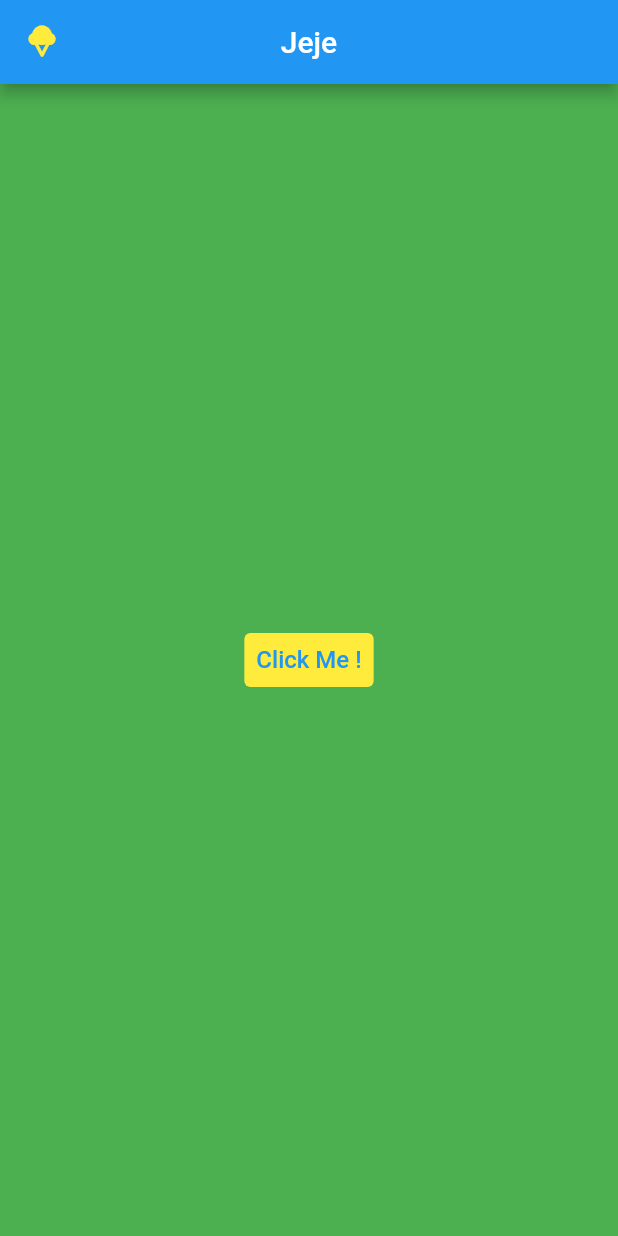
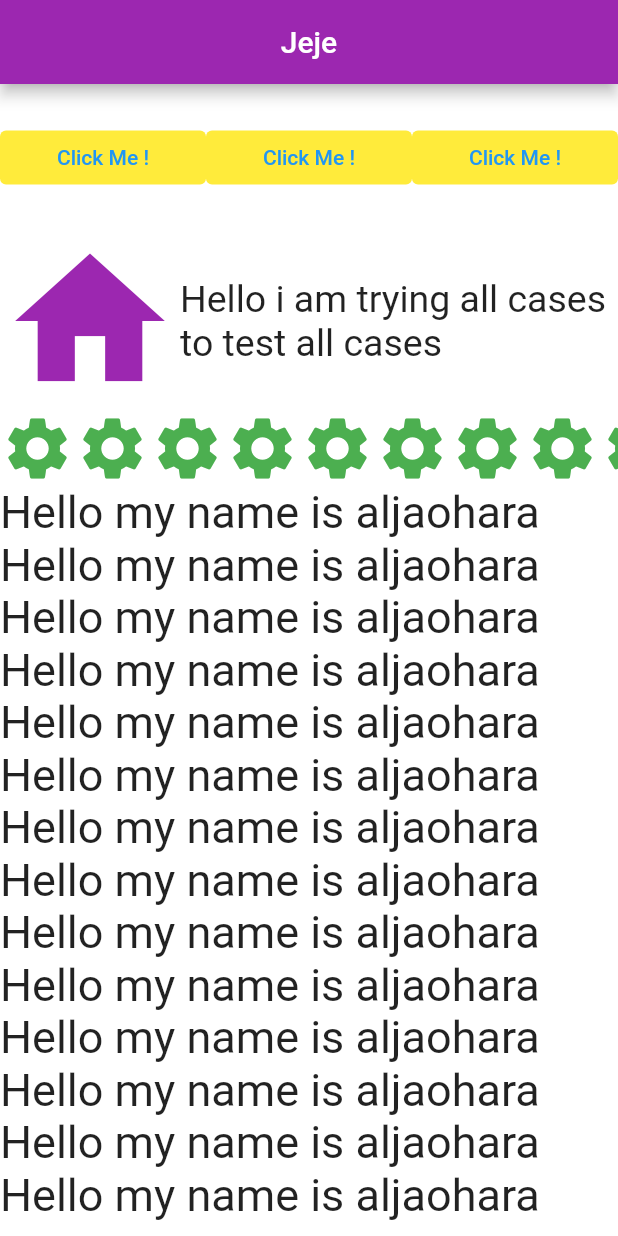
Before and after one commit to aljaohara/flutter_tasks, a Flutter app: the screen it shows after launch, on a phone screen of 412 x 824 dp. Run offline on Flutter 3.47's test engine with Material 2 defaults, Android fonts, the phone set to English and light mode, and no system bars.

Commit message:
my first project

```diff
--- a/lib/main.dart
+++ b/lib/main.dart
@@ -1,4 +1,4 @@
-import 'dart:html';
+
 
 import 'package:flutter/material.dart';
 
@@ -15,36 +15,125 @@ class MyApp extends StatelessWidget {
     return MaterialApp(
         title: 'Flutter Demo',
         home: Scaffold(
-          backgroundColor: Colors.green,
+          backgroundColor: Colors.white,
           appBar: AppBar(
-            title: Text('Jeje')
+            title: const Text('Jeje'),
+            backgroundColor: Colors.purple
             , centerTitle: true,
-            leading: Icon(Icons.icecream_rounded, color: Colors.yellow),
           ),
 
-          body: Center(
-            child: TextButton(
-              onPressed: () {
-                print("This is my first project");
+           body: Column(
+             children: [
+                   Padding( padding: const EdgeInsets.symmetric(
+                     vertical: 25.0,
+                   ),
+              child: Row(
+                     children: [
+                       Expanded(
+              child: TextButton
+                         (onPressed:  (){
+                         print('im clicked');
                        },
-              style: ButtonStyle(
-                backgroundColor:
-                MaterialStateProperty.all(Colors.yellow),
+                         style: ButtonStyle (backgroundColor: MaterialStateProperty.all(Colors.yellow) ),
+                         child: const  Text('Click Me !'),
                        ),
-              child: const Text(
-                'Click Me !',
-
-                style: TextStyle(
-                  color: Colors.blue,
-                  fontSize: 16,
                        ),
+                       Expanded(child: TextButton
+                         (onPressed:  (){
+                         print('im clicked');
+                       },
+                         style: ButtonStyle (backgroundColor: MaterialStateProperty.all(Colors.yellow) ),
+                         child: const  Text('Click Me !'),
+                       ),
+                       ),
+                       Expanded(
+                         child: TextButton
+                           (onPressed:  (){
+                           print('im clicked');
+                         },
+                           style: ButtonStyle (backgroundColor: MaterialStateProperty.all(Colors.yellow) ),
+                           child: const  Text('Click Me !'),
+                         ),
+                       )
+                     ],
                ),
 
                    ),
-
+                 const Row(children: [
+                     Icon(Icons.home, size: 120, color: Colors.purple,),
+                     Expanded(child:
+                     Text('Hello i am trying all cases to test all cases',
+                       style:
+                       TextStyle(fontSize: 25 ),
+                     ),
+                     ),
+               ],
                ),
 
-        )
+                     const SingleChildScrollView(
+                       scrollDirection: Axis.horizontal,
+                       child:  Row(children: [
+                            Icon(Icons.settings, size: 50, color: Colors.green,),
+                            Icon(Icons.settings, size: 50, color: Colors.green,),
+                            Icon(Icons.settings, size: 50, color: Colors.green,),
+                            Icon(Icons.settings, size: 50, color: Colors.green,),
+                            Icon(Icons.settings, size: 50, color: Colors.green,),
+                            Icon(Icons.settings, size: 50, color: Colors.green,),
+                            Icon(Icons.settings, size: 50, color: Colors.green,),
+                            Icon(Icons.settings, size: 50, color: Colors.green,),
+                            Icon(Icons.settings, size: 50, color: Colors.green,),
+                         ],),
+                     ),
+                     const Expanded(
+                       child: SingleChildScrollView(
+                       child:  SizedBox(
+                         width: double.infinity,
+                         child:  Column(
+                           crossAxisAlignment: CrossAxisAlignment.start,
+                           children: [
+                           Text('Hello my name is aljaohara',
+                             style: TextStyle(fontSize: 30 ),),
+                           Text('Hello my name is aljaohara',
+                             style: TextStyle(fontSize: 30 ),) ,
+                           Text('Hello my name is aljaohara',
+                             style: TextStyle(fontSize: 30 ),) ,
+                           Text('Hello my name is aljaohara',
+                             style: TextStyle(fontSize: 30 ),) ,
+                           Text('Hello my name is aljaohara',
+                             style: TextStyle(fontSize: 30 ),) ,
+                           Text('Hello my name is aljaohara',
+                             style: TextStyle(fontSize: 30 ),) ,
+                           Text('Hello my name is aljaohara',
+                             style: TextStyle(fontSize: 30
+                             ),
+                           ) ,Text('Hello my name is aljaohara',
+                             style: TextStyle(fontSize: 30
+                             ),
+                           ) ,Text('Hello my name is aljaohara',
+                             style: TextStyle(fontSize: 30
+                             ),
+                           ) ,Text('Hello my name is aljaohara',
+                             style: TextStyle(fontSize: 30
+                             ),
+                           ) ,Text('Hello my name is aljaohara',
+                             style: TextStyle(fontSize: 30
+                             ),
+                           ) ,Text('Hello my name is aljaohara',
+                             style: TextStyle(fontSize: 30
+                             ),
+                           ) ,Text('Hello my name is aljaohara',
+                             style: TextStyle(fontSize: 30
+                             ),
+                           ) ,Text('Hello my name is aljaohara',
+                             style: TextStyle(fontSize: 30
+                             ),
+                           ) ,
+                         ],),
+                       ),
+                      ),
+                     ),
+                 ],),
+             ),
            );
   }
 }
```
Lines whose indentation alone changed are shown as unchanged.
